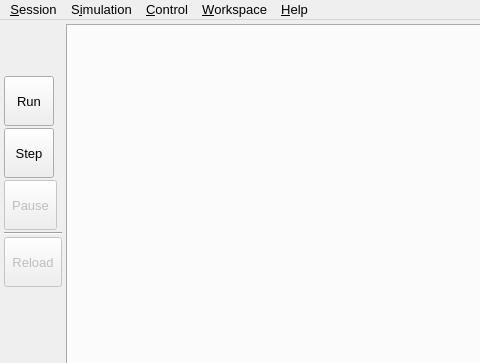
Above: src/gui/gui.ui from disorderedmaterials/dissolve before the change; both pictures show x 0 to 480 and y 0 to 363 of the 1041 by 790 pixel window. Below: the same form after it.
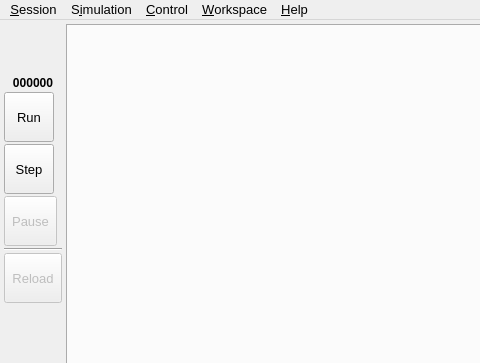
That is the form after the change. Icons and pictures are not drawn. Custom widgets are drawn as their Qt base class.

Commit message: Move iteration label to lhs.

Patch:
```diff
--- a/src/gui/gui.ui
+++ b/src/gui/gui.ui
@@ -596,6 +596,23 @@
             </property>
            </widget>
           </item>
+          <item>
+           <widget class="QLabel" name="ControlIterationLabel">
+            <property name="font">
+             <font>
+              <pointsize>9</pointsize>
+              <weight>75</weight>
+              <bold>true</bold>
+             </font>
+            </property>
+            <property name="text">
+             <string>000000</string>
+            </property>
+            <property name="alignment">
+             <set>Qt::AlignCenter</set>
+            </property>
+           </widget>
+          </item>
           <item>
            <widget class="QToolButton" name="ControlRunButton">
             <property name="sizePolicy">
```
The commit also changes 2 other files.
